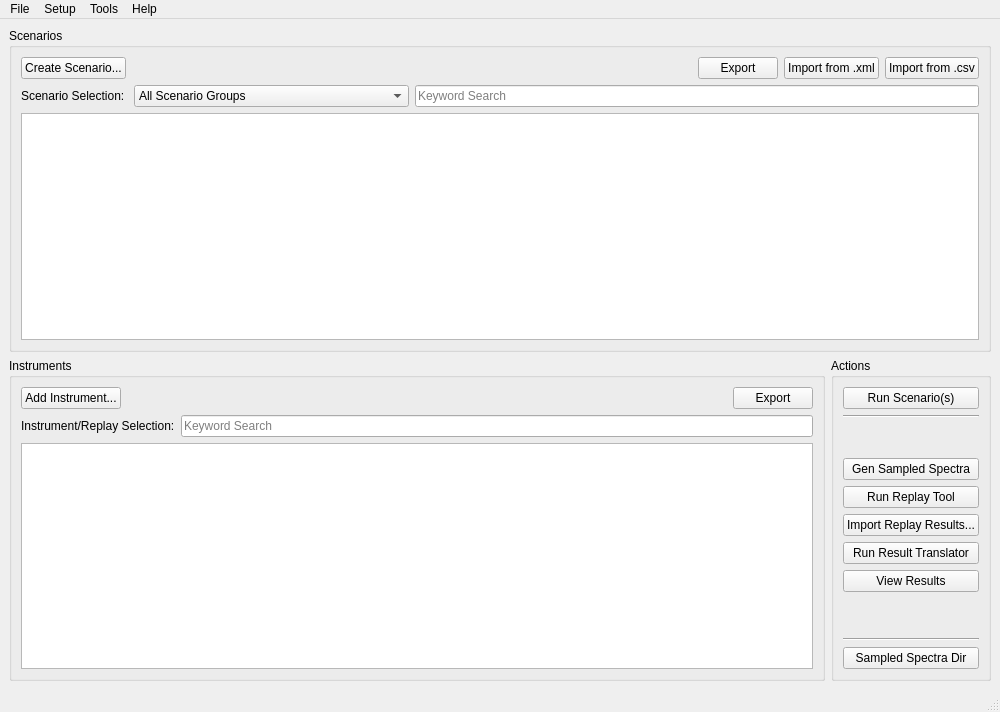
This is src/ui/rase.ui in LLNL/RASE as Qt 5 draws it before an edit. The edited form follows.
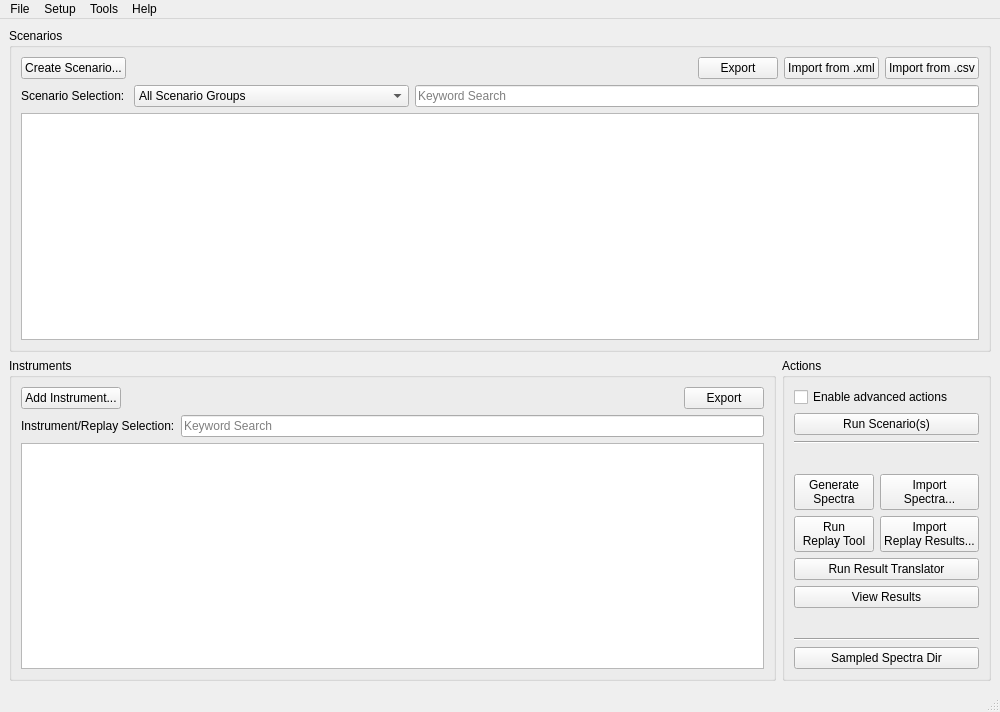
This is the edited form.

What changed in the file:
```diff
--- a/src/ui/rase.ui
+++ b/src/ui/rase.ui
@@ -271,6 +271,13 @@
          <bool>false</bool>
         </property>
         <layout class="QVBoxLayout" name="verticalLayout_3">
+         <item>
+          <widget class="QCheckBox" name="ckboxEnableAdvanced">
+           <property name="text">
+            <string>Enable advanced actions</string>
+           </property>
+          </widget>
+         </item>
          <item>
           <widget class="QPushButton" name="btnGenScenario">
            <property name="text">
@@ -299,25 +306,52 @@
           </spacer>
          </item>
          <item>
+          <layout class="QGridLayout" name="gridLayout">
+           <property name="leftMargin">
+            <number>0</number>
+           </property>
+           <item row="0" column="0">
           <widget class="QPushButton" name="btnGenerate">
            <property name="text">
-            <string>Gen Sampled Spectra</string>
+              <string>Generate
+Spectra</string>
            </property>
           </widget>
          </item>
-         <item>
+           <item row="0" column="1">
+            <widget class="QPushButton" name="btnImportSpectra">
+             <property name="enabled">
+              <bool>true</bool>
+             </property>
+             <property name="minimumSize">
+              <size>
+               <width>0</width>
+               <height>0</height>
+              </size>
+             </property>
+             <property name="text">
+              <string>Import
+Spectra...</string>
+             </property>
+            </widget>
+           </item>
+           <item row="1" column="0">
           <widget class="QPushButton" name="btnRunReplay">
            <property name="text">
-            <string>Run Replay Tool</string>
+              <string>Run
+Replay Tool</string>
            </property>
           </widget>
          </item>
-         <item>
+           <item row="1" column="1">
           <widget class="QPushButton" name="btnImportIDResults">
            <property name="text">
-            <string>Import Replay Results...</string>
-           </property>
-          </widget>
+              <string>Import
+Replay Results...</string>
+             </property>
+            </widget>
+           </item>
+          </layout>
          </item>
          <item>
           <widget class="QPushButton" name="btnRunResultsTranslator">
@@ -344,7 +378,7 @@
            <property name="sizeHint" stdset="0">
             <size>
              <width>20</width>
-             <height>40</height>
+             <height>10</height>
             </size>
            </property>
           </spacer>
```
Left out of the diff: 12 changed lines with no effect on the pictures. Lines whose indentation alone changed are shown as unchanged.
